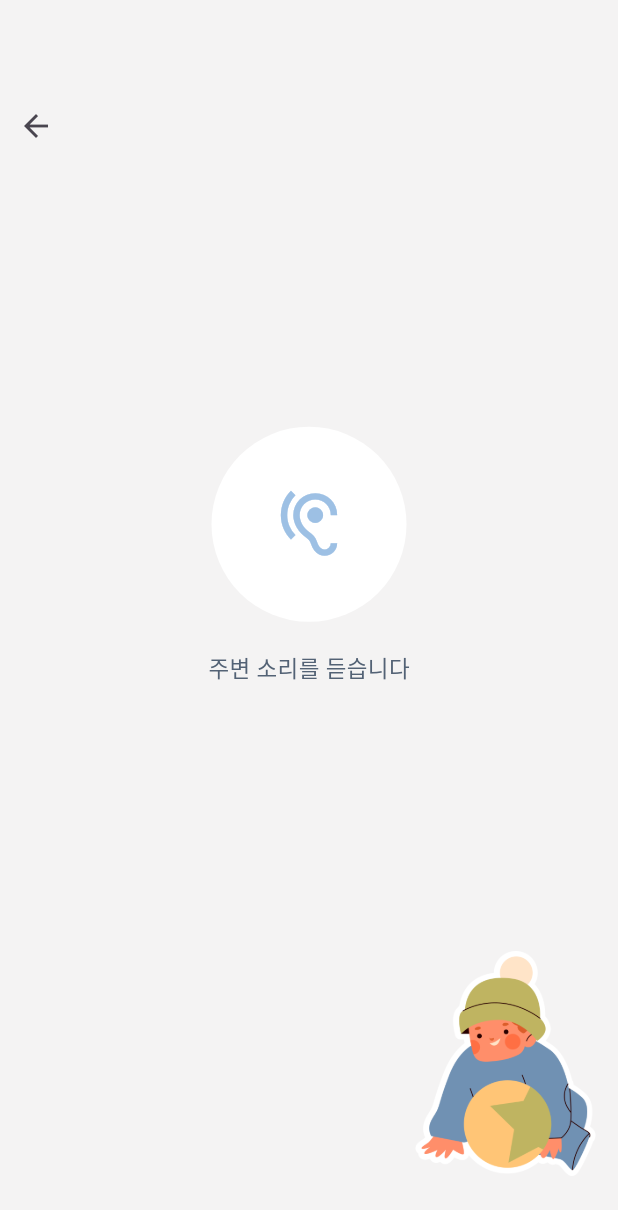
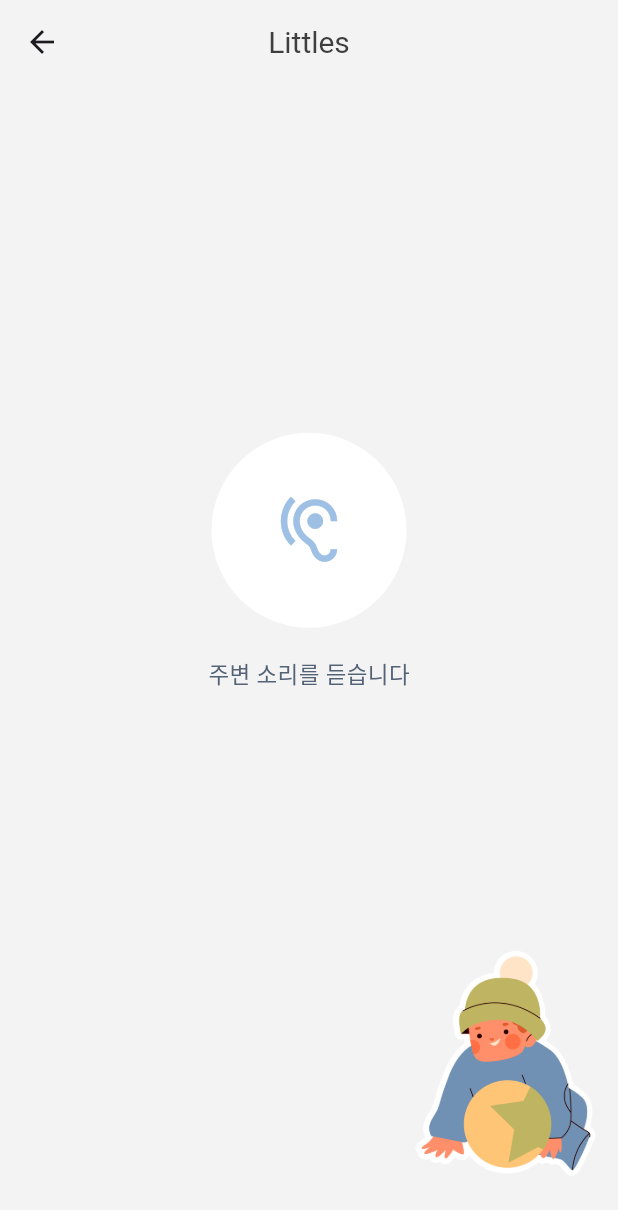
Before and after one commit to yuhaeun-la/LG_Flutter, a Flutter app: the screen it shows after launch, after a tap on "주변소리듣기", on a phone screen of 412 x 824 dp. Shown: the top 1210 px of the screen. Run offline on Flutter 3.47's test engine with Material 3 defaults, Android fonts, the phone set to English and light mode, and no system bars; our stand-ins replace image_picker; Roboto replaces fonts that are missing (NanumSquareNeo, jalnan).

Commit message:
feat:: Appbar 생성

```diff
--- a/lib/main.dart
+++ b/lib/main.dart
@@ -1,6 +1,7 @@
 import 'dart:ui';
 import 'package:flutter/material.dart';
 import 'package:little_guardian/ui/views/child/setting/child_setting2_view.dart';
+import 'package:little_guardian/ui/views/components/practice_button.dart';
 import 'package:little_guardian/ui/views/parent/home/home_view.dart';
 import 'package:little_guardian/ui/views/landing_view.dart';
 import 'package:little_guardian/ui/views/parent/setting/parent_setting3_view.dart';
--- a/lib/ui/views/components/home_square_button.dart
+++ b/lib/ui/views/components/home_square_button.dart
@@ -31,12 +31,11 @@ class HomeSquareButton extends StatelessWidget {
           shape: RoundedRectangleBorder(
             borderRadius: BorderRadius.circular(10),
           ),
-          padding: const EdgeInsets.symmetric(vertical: 15, horizontal: 25),
         ),
         child: Column(
           mainAxisAlignment: MainAxisAlignment.center,
           children: [
-            SizedBox(height: 8),
+            SizedBox(height: 30),
             Text(
               label,
               textAlign: TextAlign.center,
@@ -45,18 +44,19 @@ class HomeSquareButton extends StatelessWidget {
                 fontSize: 15,
               ),
             ),
-            SizedBox(height: 8),
+            SizedBox(height: 20),
             Row(
               children: [
                 Spacer(),
                 Container(
-                  margin: const EdgeInsets.only(top: 10),
+                  padding: EdgeInsets.only(left: 70), //Todo:: 왜 80이상 줄 수 없지? 난 그 값을 원하는뎅
                   child: Icon(
                     icon,
                     size: 50,
                     color: gray3,
                   ),
                 ),
+                Spacer(),
               ],
             )
           ],
--- a/lib/ui/views/parent/home/sound_listening_view.dart
+++ b/lib/ui/views/parent/home/sound_listening_view.dart
@@ -7,17 +7,23 @@ class SoundListeningView extends StatelessWidget {
   Widget build(BuildContext context) {
 
     return Scaffold(
+      appBar: AppBar(
+        title: Text(
+          'Littles',
+          style: TextStyle(
+            fontFamily: 'jalnan',
+            fontSize: 20,
+            color: gray3,
+          ),
+        ),
+        centerTitle: true,
+        backgroundColor: Colors.transparent,
+      ),
       backgroundColor: mainColor, // 배경색 설정
       body: Column(
         crossAxisAlignment: CrossAxisAlignment.stretch,
         children: [
           const SizedBox(height: 60.0), // 상단 여백 추가
-              Row(
-                children: [
-                  BackButton(),
-                  const Spacer(),
-               ],
-              ),
           const Spacer(), // 중간 여백을 균등하게 분배
           // 알림 아이콘과 텍스트
           Column(
@@ -52,7 +58,6 @@ class SoundListeningView extends StatelessWidget {
             height: 150.0,
           ),
           SizedBox(height: 40.0), // 하단 여백 추가
-
         ],
       ),
     );
```
Also changed, not shown: lib/ui/views/components/practice_button.dart (+40 -0 lines), lib/ui/views/parent/home/emergency_alaram_view.dart (+12 -8 lines).
